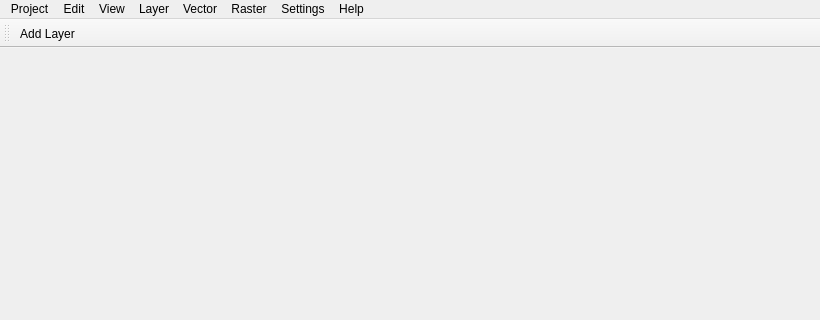
Before: the Qt Designer form ui/raw/_mainwindow.ui in yiguanxianyu/PiGIS, drawn with Qt 5; both pictures show x 0 to 820 and y 0 to 320 of the 820 by 597 pixel window.
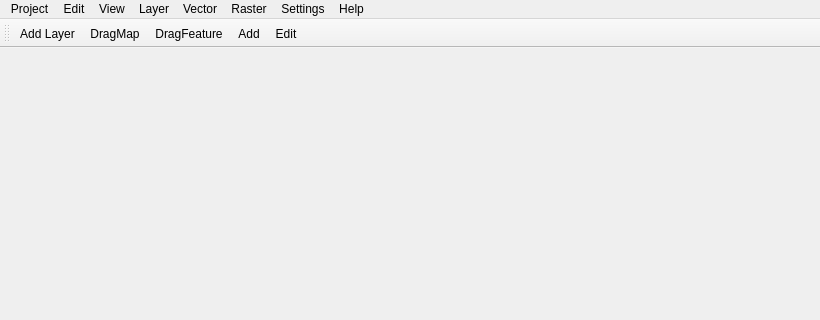
After: the same form once the commit is applied.

```diff
--- a/ui/raw/_mainwindow.ui
+++ b/ui/raw/_mainwindow.ui
@@ -156,6 +156,10 @@
     <bool>false</bool>
    </attribute>
    <addaction name="actionAddLayer"/>
+   <addaction name="actionDragMap"/>
+   <addaction name="actionDragFeature"/>
+   <addaction name="actionAdd"/>
+   <addaction name="actionEdit"/>
   </widget>
   <action name="actionProjectNew">
    <property name="text">
@@ -285,6 +289,26 @@
     <string>New MultiPolygon Layer</string>
    </property>
   </action>
+  <action name="actionDragFeature">
+   <property name="text">
+    <string>DragFeature</string>
+   </property>
+  </action>
+  <action name="actionAdd">
+   <property name="text">
+    <string>Add</string>
+   </property>
+  </action>
+  <action name="actionEdit">
+   <property name="text">
+    <string>Edit</string>
+   </property>
+  </action>
+  <action name="actionDragMap">
+   <property name="text">
+    <string>DragMap</string>
+   </property>
+  </action>
  </widget>
  <resources/>
  <connections>
```
Left out of the diff: 68 changed lines with no effect on the pictures.
